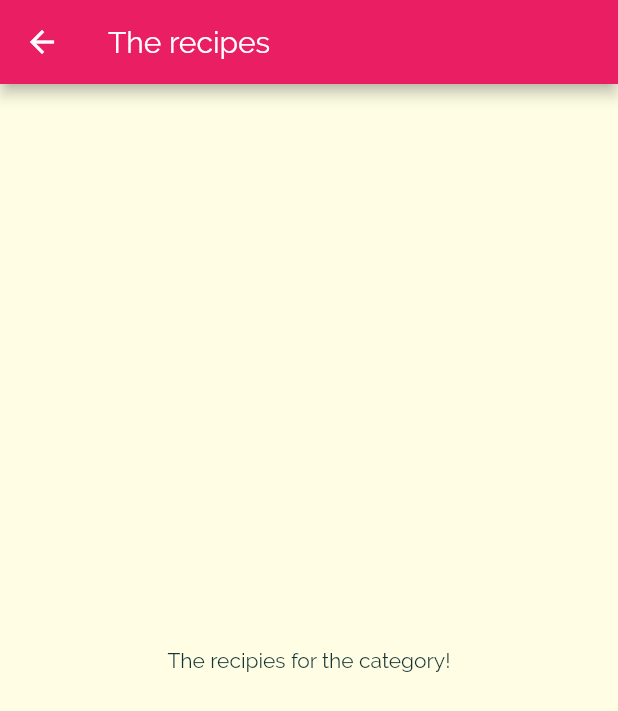
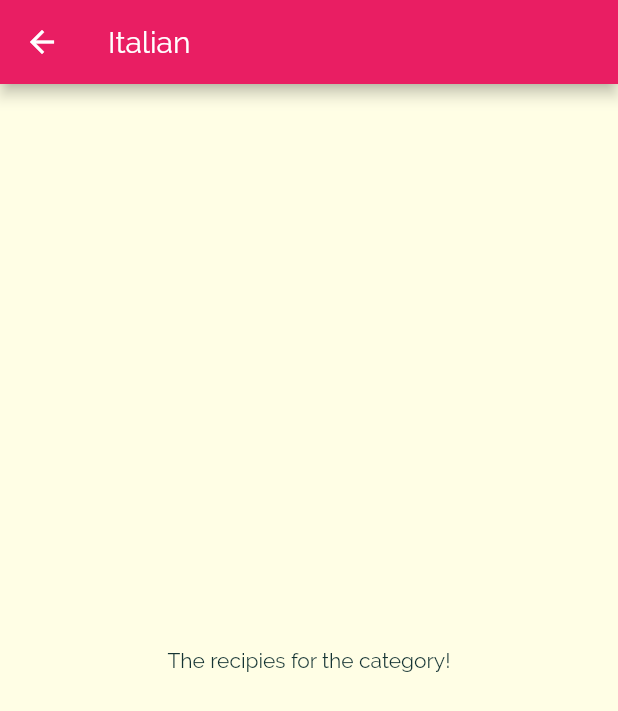
Before and after one commit to shankar75031/meals-app-flutter, a Flutter app: the screen it shows after launch, after a tap on "Italian", on a phone screen of 412 x 824 dp. Shown: the top 711 px of the screen. Run offline on Flutter 3.47's test engine with Material 2 defaults, Android fonts, the phone set to English and light mode, and no system bars.

Commit message:
methnod 1 for navigation

```diff
--- a/lib/widgets/categories_screen.dart
+++ b/lib/widgets/categories_screen.dart
@@ -12,7 +12,7 @@ class CategoriesScreen extends StatelessWidget {
       body: GridView(
         padding: const EdgeInsets.all(15),
         children: DUMMY_CATEGORIES.map((category) {
-          return CategoryItem(category.title, category.color);
+          return CategoryItem(category.id, category.title, category.color);
         }).toList(),
         gridDelegate: SliverGridDelegateWithMaxCrossAxisExtent(
           maxCrossAxisExtent: 200,
--- a/lib/widgets/category_item.dart
+++ b/lib/widgets/category_item.dart
@@ -2,14 +2,15 @@ import 'package:flutter/material.dart';
 import 'package:homely_meals/widgets/category_meals.dart';
 
 class CategoryItem extends StatelessWidget {
+  final String id;
   final String title;
   final Color color;
 
-  CategoryItem(this.title, this.color);
+  CategoryItem(this.id, this.title, this.color);
 
   void _selectCategory(BuildContext context) {
     Navigator.of(context).push(MaterialPageRoute(builder: (_) {
-      return CategoryMealsScreen();
+      return CategoryMealsScreen(id, title);
     }));
   }
 
--- a/lib/widgets/category_meals.dart
+++ b/lib/widgets/category_meals.dart
@@ -1,11 +1,16 @@
 import 'package:flutter/material.dart';
 
 class CategoryMealsScreen extends StatelessWidget {
+  final String categoryId;
+  final String categoryTitle;
+
+  CategoryMealsScreen(this.categoryId, this.categoryTitle);
+
   @override
   Widget build(BuildContext context) {
     return Scaffold(
       appBar: AppBar(
-        title: Text('The recipes'),
+        title: Text(categoryTitle),
       ),
       body: Center(
         child: Text(
```
